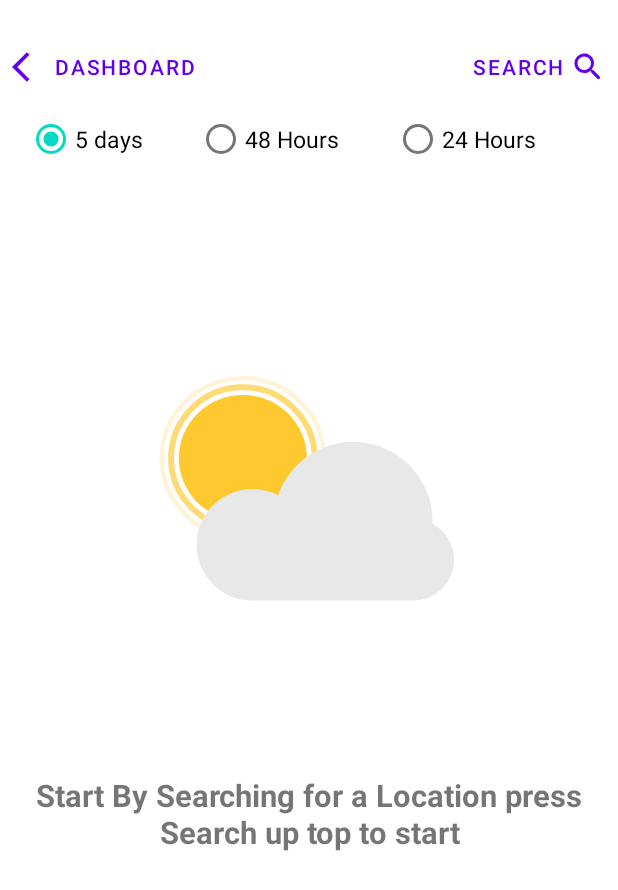
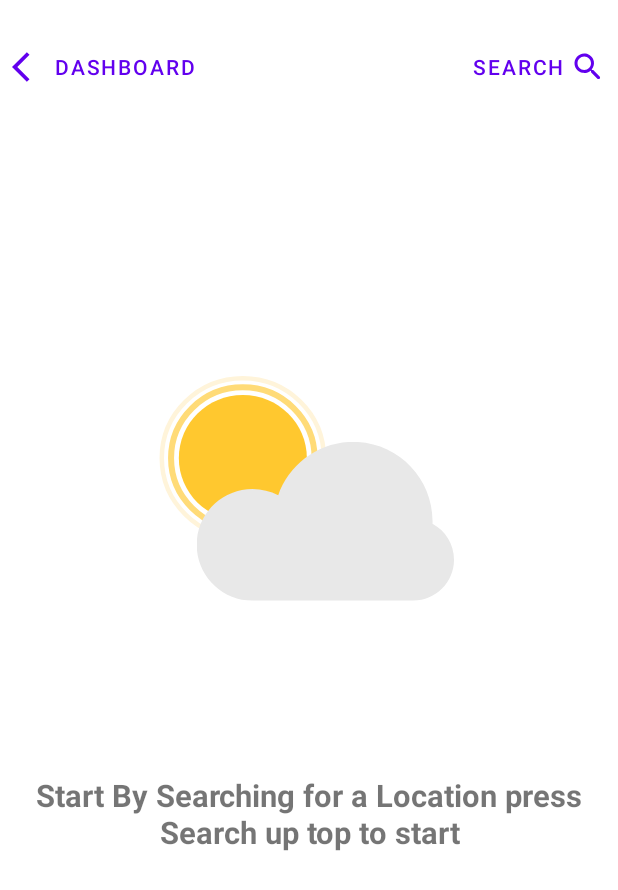
Before and after one commit to Ammar-yas/Trans_Weather, an Android app: the screen it shows after launch (MainActivity), on a phone screen of 412 x 824 dp. Shown: the top 890 px of the screen. Run offline under Robolectric (Android 15) with nearby library versions, the phone set to English and light mode, and no system bars; our stand-ins replace Dagger/Hilt's generated code, Timber, data binding, sdp/ssp sizes; libraries missing offline, so code that uses them is left out: com.pluto, com.pluto.plugin, com.pluto.plugins; pictures from the network do not load; 4 statements that could not run were skipped.

Commit message:
add radio buttons to forecast weather data visibility group

```diff
--- a/app/src/main/res/layout/fragment_forecast.xml
+++ b/app/src/main/res/layout/fragment_forecast.xml
@@ -130,7 +130,7 @@
             android:id="@+id/weatherInfoGroup"
             android:layout_width="wrap_content"
             android:layout_height="wrap_content"
-            app:constraint_referenced_ids="locationTv,forecastRv,searchHistoryRv" />
+            app:constraint_referenced_ids="locationTv,radioGroup,forecastRv,searchHistoryRv" />
 
         <androidx.constraintlayout.widget.Group
             android:id="@+id/startBySearchGroup"
```
